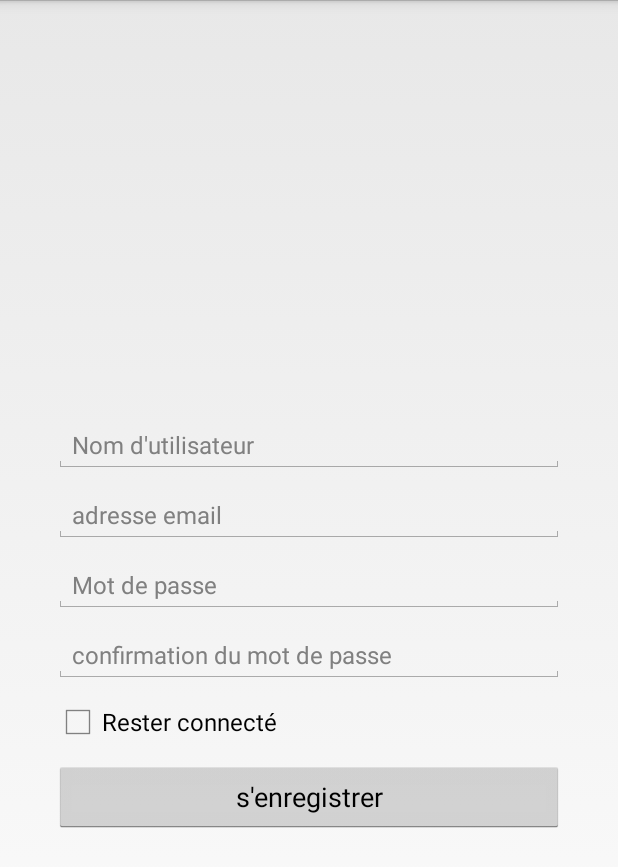
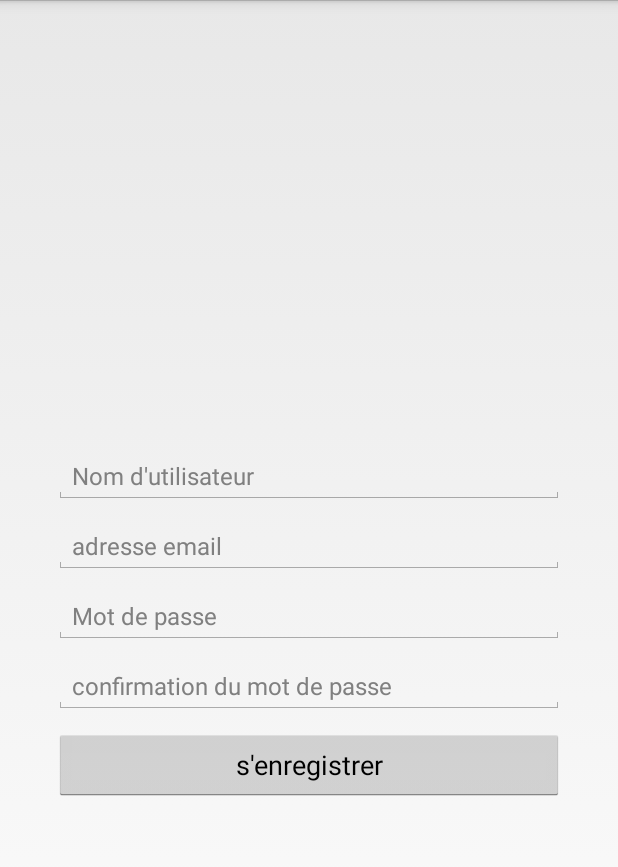
Before and after one commit to ValentinMinder/WordHunt, an Android app: the CreateAccountActivity screen opened directly, with no data from a screen before it, on a phone screen of 412 x 824 dp. Shown: the top 867 px of the screen. Run offline under Robolectric (Android 15) with nearby library versions, the phone set to English and light mode, and no system bars.

Commit message:
Cool conneXion and disconneXion a la french

```diff
--- a/client/app/src/main/res/layout/activity_create_account.xml
+++ b/client/app/src/main/res/layout/activity_create_account.xml
@@ -46,13 +46,6 @@
             android:layout_height="wrap_content"
             android:hint="@string/confirmation_password"/>
 
-        <CheckBox
-            android:id="@+id/rememberMe"
-            style="@style/ItemLinerLayout"
-            android:layout_width="wrap_content"
-            android:layout_height="wrap_content"
-            android:text="@string/remember_me"/>
-
         <LinearLayout
             style="@style/ItemLinerLayout"
             android:orientation="horizontal"
--- a/client/app/src/main/res/values/strings.xml
+++ b/client/app/src/main/res/values/strings.xml
@@ -31,7 +31,8 @@
     <string name="challenge">Challenge</string>
     <string name="tournament">Competition</string>
     <string name="signup">Enregistrement</string>
-    <string name="signIn">Connection</string>
+    <string name="signIn">Connexion</string>
+    <string name="signOff">Deconnexion</string>
     <string name="gameFinished">game Finished</string>
     <string name="email_addresse">adresse email</string>
     <string name="title_activity_test">TestActivity</string>
```
Also changed, not shown: client/app/src/main/java/ch/heigvd/wordhuntclient/activities/MainActivity.java (+31 -0 lines), client/app/src/main/res/layout/activity_main.xml (+7 -0 lines).
